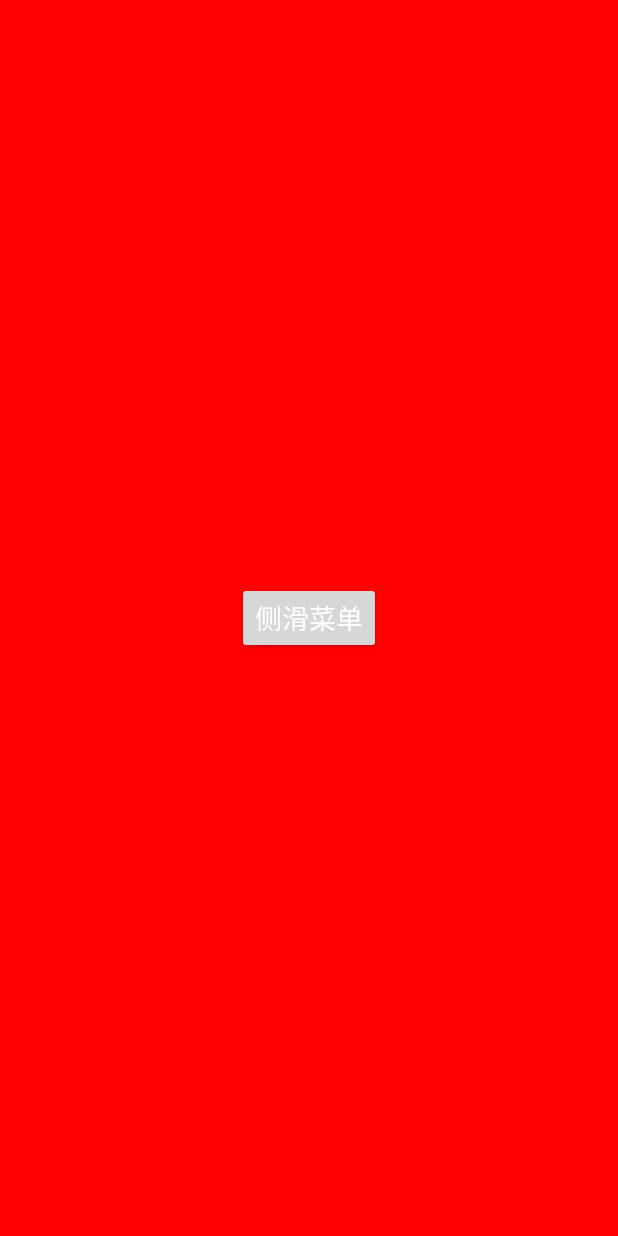
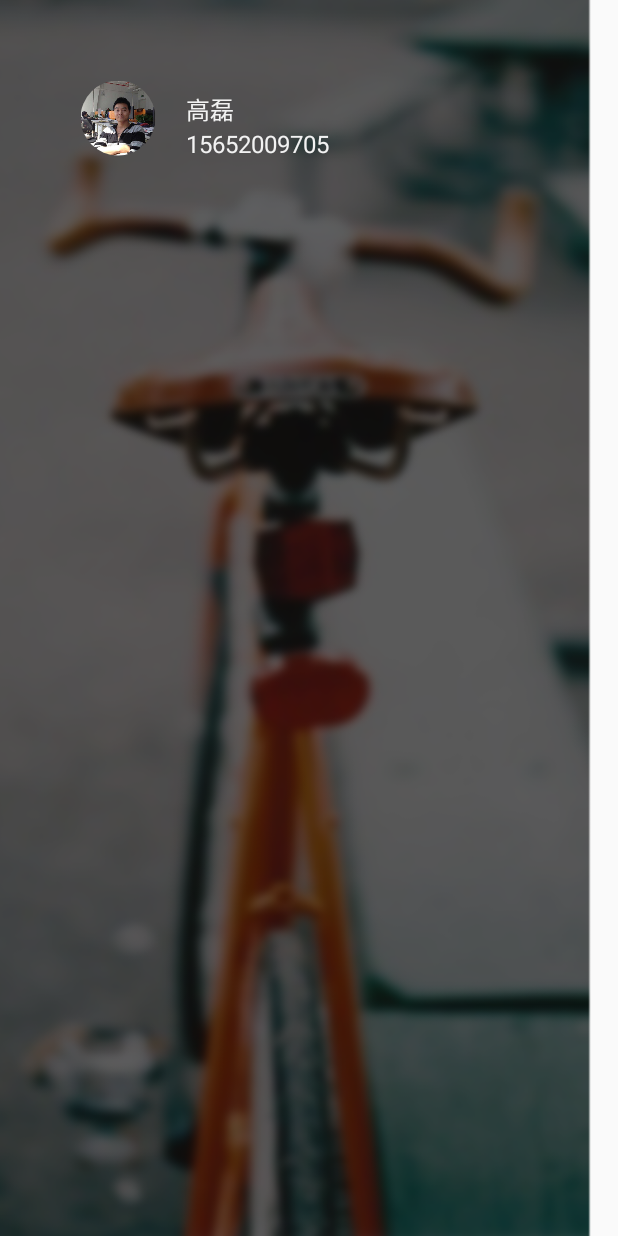
Before and after one commit to gaoleicoding/BiuBike, an Android app: the layout fragment_menu.xml on its own in the app's theme, with its tools: preview values and no code run, on a phone screen of 412 x 824 dp. Run offline under Robolectric (Android 15) with nearby library versions, the phone set to English and light mode, and no system bars.

Commit message:
完善了 侧滑菜单

```diff
--- a/BiuBike/app/src/main/AndroidManifest.xml
+++ b/BiuBike/app/src/main/AndroidManifest.xml
@@ -40,7 +40,7 @@
             </intent-filter>
         </activity>
         <activity
-            android:name=".CodeUnlockActivity"
+            android:name=".activity.CodeUnlockActivity"
             android:windowSoftInputMode="stateVisible|adjustResize"
             />
         <service
--- a/BiuBike/app/src/main/java/com/biubike/CodeUnlockActivity.java
+++ b/BiuBike/app/src/main/java/com/biubike/activity/CodeUnlockActivity.java
@@ -1,4 +1,4 @@
-package com.biubike;
+package com.biubike.activity;
 
 import android.app.Activity;
 import android.content.Context;
@@ -11,6 +11,9 @@ import android.view.KeyEvent;
 import android.view.View;
 import android.view.inputmethod.InputMethodManager;
 import android.widget.EditText;
+
+import com.biubike.R;
+import com.biubike.util.Utils;
 
 /**
  * Created by gaolei on 16/12/29.
--- a/BiuBike/app/src/main/java/com/biubike/DemoApplication.java
+++ b/BiuBike/app/src/main/java/com/biubike/application/DemoApplication.java
@@ -1,4 +1,4 @@
-package com.biubike;
+package com.biubike.application;
 
 import android.app.Application;
 
--- a/BiuBike/app/src/main/java/com/biubike/BaseActivity.java
+++ b/BiuBike/app/src/main/java/com/biubike/base/BaseActivity.java
@@ -1,10 +1,12 @@
-package com.biubike;
+package com.biubike.base;
 
 import android.os.Build;
 import android.os.Bundle;
 import android.support.v4.app.FragmentActivity;
 import android.view.ViewGroup;
 import android.view.WindowManager;
+
+import com.biubike.R;
 
 import java.lang.reflect.Field;
 
--- a/BiuBike/app/src/main/java/com/biubike/BikeInfo.java
+++ b/BiuBike/app/src/main/java/com/biubike/bean/BikeInfo.java
@@ -1,4 +1,4 @@
-package com.biubike;
+package com.biubike.bean;
 
 import java.io.Serializable;
 import java.util.ArrayList;
--- a/BiuBike/app/src/main/java/com/biubike/Constant.java
+++ b/BiuBike/app/src/main/java/com/biubike/constant/Constant.java
@@ -1,4 +1,4 @@
-package com.biubike;
+package com.biubike.constant;
 
 /**
  * Created by gaolei on 16/12/28.
--- /dev/null
+++ b/BiuBike/app/src/main/java/com/biubike/custom/CircleImageView.java
@@ -0,0 +1,237 @@
+package com.biubike.custom;
+
+import android.content.Context;
+import android.content.res.TypedArray;
+import android.graphics.Bitmap;
+import android.graphics.BitmapShader;
+import android.graphics.Canvas;
+import android.graphics.Color;
+import android.graphics.Matrix;
+import android.graphics.Paint;
+import android.graphics.RectF;
+import android.graphics.Shader;
+import android.graphics.drawable.BitmapDrawable;
+import android.graphics.drawable.ColorDrawable;
+import android.graphics.drawable.Drawable;
+import android.util.AttributeSet;
+import android.widget.ImageView;
+
+import com.biubike.R;
+
+
+public class CircleImageView extends ImageView {
+
+  private static final ScaleType SCALE_TYPE = ScaleType.FIT_XY;
+
+  private static final Bitmap.Config BITMAP_CONFIG = Bitmap.Config.ARGB_8888;
+  private static final int COLORDRAWABLE_DIMENSION = 0;
+
+  private static final int DEFAULT_BORDER_WIDTH = 0;
+  private static final int DEFAULT_BORDER_COLOR = Color.TRANSPARENT;
+
+  private final RectF mDrawableRect = new RectF();
+  private final RectF mBorderRect = new RectF();
+
+  private final Matrix mShaderMatrix = new Matrix();
+  private final Paint mBitmapPaint = new Paint();
+  private final Paint mBorderPaint = new Paint();
+
+  private int mBorderColor = DEFAULT_BORDER_COLOR;
+  private int mBorderWidth = DEFAULT_BORDER_WIDTH;
+
+  private Bitmap mBitmap;
+  private BitmapShader mBitmapShader;
+  private int mBitmapWidth;
+  private int mBitmapHeight;
+
+  private float mDrawableRadius;
+  private float mBorderRadius;
+
+  private boolean mReady;
+  private boolean mSetupPending;
+
+  public CircleImageView(Context context) {
+    super(context);
+  }
+
+  public CircleImageView(Context context, AttributeSet attrs) {
+    this(context, attrs, 0);
+  }
+
+  public CircleImageView(Context context, AttributeSet attrs, int defStyle) {
+    super(context, attrs, defStyle);
+    super.setScaleType(SCALE_TYPE);
+
+    TypedArray a = context.obtainStyledAttributes(attrs, R.styleable.CircleImageView, defStyle, 0);
+
+    mBorderWidth = a.getDimensionPixelSize(R.styleable.CircleImageView_border_width, DEFAULT_BORDER_WIDTH);
+    mBorderColor = a.getColor(R.styleable.CircleImageView_border_color, DEFAULT_BORDER_COLOR);
+
+    a.recycle();
+
+    mReady = true;
+
+    if (mSetupPending) {
+      setup();
+      mSetupPending = false;
+    }
+  }
+
+  @Override
+  public ScaleType getScaleType() {
+    return SCALE_TYPE;
+  }
+
+  @Override
+  public void setScaleType(ScaleType scaleType) {
+    if (scaleType != SCALE_TYPE) {
+      throw new IllegalArgumentException(String.format("ScaleType %s not supported.", scaleType));
+    }
+  }
+
+  @Override
+  protected void onDraw(Canvas canvas) {
+    if (getDrawable() == null) {
+      return;
+    }
+
+    canvas.drawCircle(getWidth() / 2, getHeight() / 2, mDrawableRadius, mBitmapPaint);
+    canvas.drawCircle(getWidth() / 2, getHeight() / 2, mBorderRadius, mBorderPaint);
+  }
+
+  @Override
+  protected void onSizeChanged(int w, int h, int oldw, int oldh) {
+    super.onSizeChanged(w, h, oldw, oldh);
+    setup();
+  }
+
+  public int getBorderColor() {
+    return mBorderColor;
+  }
+
+  public void setBorderColor(int borderColor) {
+    if (borderColor == mBorderColor) {
+      return;
+    }
+
+    mBorderColor = borderColor;
+    mBorderPaint.setColor(mBorderColor);
+    invalidate();
+  }
+
+  public int getBorderWidth() {
+    return mBorderWidth;
+  }
+
+  public void setBorderWidth(int borderWidth) {
+    if (borderWidth == mBorderWidth) {
+      return;
+    }
+
+    mBorderWidth = borderWidth;
+    setup();
+  }
+
+  @Override
+  public void setImageBitmap(Bitmap bm) {
+    super.setImageBitmap(bm);
+    mBitmap = bm;
+    setup();
+  }
+
+  @Override
+  public void setImageDrawable(Drawable drawable) {
+    super.setImageDrawable(drawable);
+    mBitmap = getBitmapFromDrawable(drawable);
+    setup();
+  }
+
+  @Override
+  public void setImageResource(int resId) {
+    super.setImageResource(resId);
+    mBitmap = getBitmapFromDrawable(getDrawable());
+    setup();
+  }
+
+  private Bitmap getBitmapFromDrawable(Drawable drawable) {
+    if (drawable == null) {
+      return null;
+    }
+
+    if (drawable instanceof BitmapDrawable) {
+      return ((BitmapDrawable) drawable).getBitmap();
+    }
+
+    try {
+      Bitmap bitmap;
+
+      if (drawable instanceof ColorDrawable) {
+        bitmap = Bitmap.createBitmap(COLORDRAWABLE_DIMENSION, COLORDRAWABLE_DIMENSION, BITMAP_CONFIG);
+      } else {
+        bitmap = Bitmap.createBitmap(drawable.getIntrinsicWidth(), drawable.getIntrinsicHeight(), BITMAP_CONFIG);
+      }
+
+      Canvas canvas = new Canvas(bitmap);
+      drawable.setBounds(0, 0, canvas.getWidth(), canvas.getHeight());
+      drawable.draw(canvas);
+      return bitmap;
+    } catch (OutOfMemoryError e) {
+      return null;
+    }
+  }
+
+  private void setup() {
+    if (!mReady) {
+      mSetupPending = true;
+      return;
+    }
+
+    if (mBitmap == null) {
+      return;
+    }
+
+    mBitmapShader = new BitmapShader(mBitmap, Shader.TileMode.CLAMP, Shader.TileMode.CLAMP);
+
+    mBitmapPaint.setAntiAlias(true);
+    mBitmapPaint.setShader(mBitmapShader);
+
+    mBorderPaint.setStyle(Paint.Style.STROKE);
+    mBorderPaint.setAntiAlias(true);
+    mBorderPaint.setColor(mBorderColor);
+    mBorderPaint.setStrokeWidth(mBorderWidth);
+
+    mBitmapHeight = mBitmap.getHeight();
+    mBitmapWidth = mBitmap.getWidth();
+
+    mBorderRect.set(0, 0, getWidth(), getHeight());
+    mBorderRadius = Math.min((mBorderRect.height() - mBorderWidth) / 2, (mBorderRect.width() - mBorderWidth) / 2);
+
+    mDrawableRect.set(mBorderWidth, mBorderWidth, mBorderRect.width() - mBorderWidth, mBorderRect.height() - mBorderWidth);
+    mDrawableRadius = Math.min(mDrawableRect.height() / 2, mDrawableRect.width() / 2);
+
+    updateShaderMatrix();
+    invalidate();
+  }
+
+  private void updateShaderMatrix() {
+    float scale;
+    float dx = 0;
+    float dy = 0;
+
+    mShaderMatrix.set(null);
+
+    if (mBitmapWidth * mDrawableRect.height() > mDrawableRect.width() * mBitmapHeight) {
+      scale = mDrawableRect.height() / (float) mBitmapHeight;
+      dx = (mDrawableRect.width() - mBitmapWidth * scale) * 0.5f;
+    } else {
+      scale = mDrawableRect.width() / (float) mBitmapWidth;
+      dy = (mDrawableRect.height() - mBitmapHeight * scale) * 0.5f;
+    }
+
+    mShaderMatrix.setScale(scale, scale);
+    mShaderMatrix.postTranslate((int) (dx + 0.5f) + mBorderWidth, (int) (dy + 0.5f) + mBorderWidth);
+
+    mBitmapShader.setLocalMatrix(mShaderMatrix);
+  }
+
+}
--- a/BiuBike/app/src/main/java/com/biubike/MyOrientationListener.java
+++ b/BiuBike/app/src/main/java/com/biubike/map/MyOrientationListener.java
@@ -1,4 +1,4 @@
-package com.biubike;
+package com.biubike.map;
 
 import android.content.Context;
 import android.hardware.Sensor;
--- a/BiuBike/app/src/main/java/com/biubike/RouteLineAdapter.java
+++ b/BiuBike/app/src/main/java/com/biubike/map/RouteLineAdapter.java
@@ -1,7 +1,7 @@
 /*
  * Copyright (C) 2016 Baidu, Inc. All Rights Reserved.
  */
-package com.biubike;
+package com.biubike.map;
 
 import android.content.Context;
 import android.view.LayoutInflater;
@@ -11,6 +11,7 @@ import android.widget.BaseAdapter;
 import android.widget.TextView;
 
 import com.baidu.mapapi.search.core.RouteLine;
+import com.biubike.R;
 
 import java.util.List;
 
--- a/BiuBike/app/src/main/res/layout/fragment_menu.xml
+++ b/BiuBike/app/src/main/res/layout/fragment_menu.xml
@@ -2,13 +2,51 @@
 <RelativeLayout xmlns:android="http://schemas.android.com/apk/res/android"
     android:layout_width="match_parent"
     android:layout_height="match_parent"
-    android:background="@color/red">
+    android:background="@mipmap/menu_bg">
 
-<Button
+    <RelativeLayout
+        android:id="@+id/person_layout"
+        android:layout_width="wrap_content"
+        android:layout_height="60dp"
+        android:layout_marginLeft="54dp"
+        android:layout_marginTop="54dp"
+      >
+        <com.biubike.custom.CircleImageView
+            android:id="@+id/user_photo"
+            android:layout_width="50dp"
+            android:layout_height="50dp"
+            android:scaleType="fitXY"
+            android:src="@mipmap/personal_photo"
+            android:layout_alignParentTop="true"
+            android:layout_alignParentLeft="true"
+            android:layout_alignParentStart="true" />
+
+        <RelativeLayout
             android:layout_width="wrap_content"
             android:layout_height="wrap_content"
-            android:layout_centerInParent="true"
-            android:text="侧滑菜单"
-            android:textColor="@color/white"
-            android:textSize="18sp" />
+            android:layout_toRightOf="@+id/user_photo"
+            android:layout_centerVertical="true"
+            android:layout_marginLeft="20dp">
+
+            <TextView
+                android:id="@+id/user_name"
+                android:layout_width="wrap_content"
+                android:layout_height="wrap_content"
+                android:text="高磊"
+                android:textColor="@color/color_f2f2f2"
+                android:textSize="16sp" />
+
+            <TextView
+                android:layout_width="wrap_content"
+                android:layout_height="wrap_content"
+                android:layout_below="@id/user_name"
+                android:text="15652009705"
+                android:textColor="@color/color_f2f2f2"
+                android:textSize="16sp"
+                 />
+
+        </RelativeLayout>
+
+
     </RelativeLayout>
+</RelativeLayout>
--- a/BiuBike/app/src/main/res/values/colors.xml
+++ b/BiuBike/app/src/main/res/values/colors.xml
@@ -25,4 +25,5 @@
     <color name="color_e2e2e2">#e2e2e2</color>
     <color name="color_f4f3f3">#f4f3f3</color>
     <color name="color_393939">#393939</color>
+    <color name="color_f2f2f2">#f2f2f2</color>
 </resources>
```
Also changed, not shown: BiuBike/app/src/main/java/com/biubike/MainActivity.java (+80 -40 lines), BiuBike/app/src/main/java/com/biubike/callback/AllInterface.java (added, +12 -0 lines), BiuBike/app/src/main/java/com/biubike/custom/LeftDrawerLayout.java (+23 -3 lines), BiuBike/app/src/main/java/com/biubike/util/Utils.java (renamed from BiuBike/app/src/main/java/com/biubike/Utils.java, +11 -2 lines), BiuBike/app/src/main/res/layout/content_main.xml (+18 -13 lines), BiuBike/app/src/main/res/values/attr.xml (added, +8 -0 lines), BiuBike/app/src/main/res/mipmap-xhdpi/menu_bg.png (added), BiuBike/app/src/main/res/mipmap-xhdpi/personal_photo.jpg (added).
